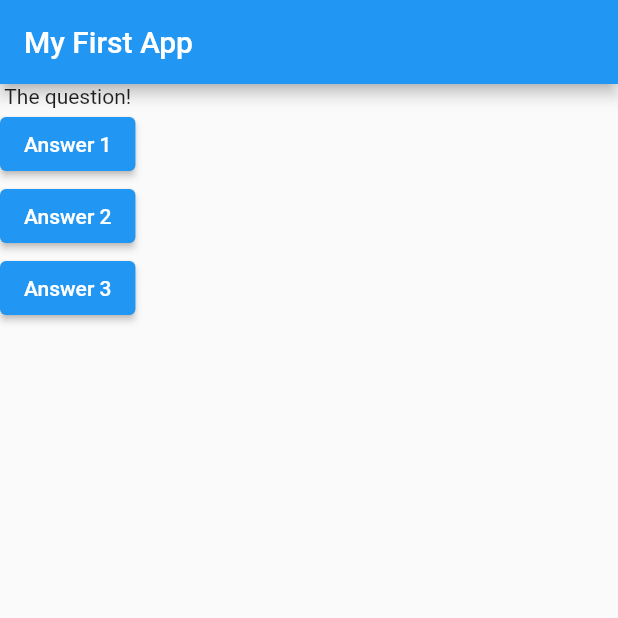
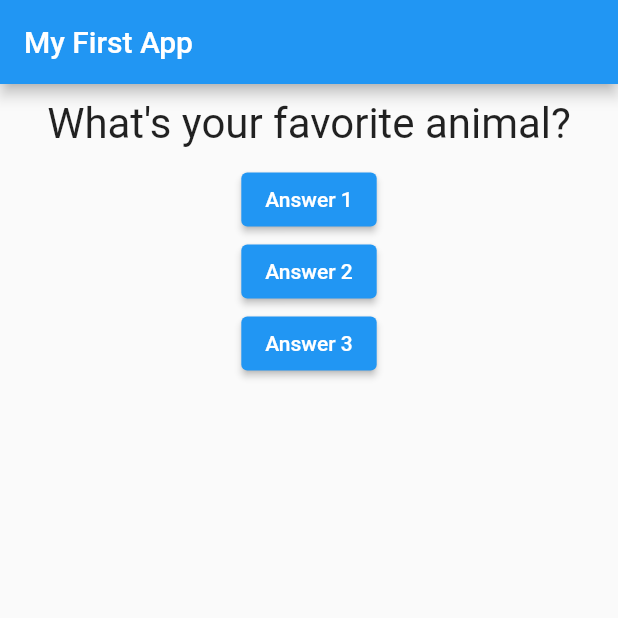
Before and after one commit to JuanAntonioV/flutter_complete_guide, a Flutter app: the screen it shows after launch, after a tap on "Answer 1", on a phone screen of 412 x 824 dp, the top half of it. Run offline on Flutter 3.47's test engine with Material 2 defaults, Android fonts, the phone set to English and light mode, and no system bars.

Commit message:
Props, Container, Style

```diff
--- a/lib/main.dart
+++ b/lib/main.dart
@@ -1,12 +1,30 @@
 import 'package:flutter/material.dart';
 
-void main() => runApp(const MyApp());
+import './question.dart';
 
-class MyApp extends StatelessWidget {
-  const MyApp({super.key});
+void main() => runApp(MyApp());
 
-  void answerQuestion() {
-    print('Answer chosen!');
+class MyApp extends StatefulWidget {
+  @override
+  State<StatefulWidget> createState() {
+    return _MyAppState();
+  }
+}
+
+class _MyAppState extends State<MyApp> {
+  var _questionIndex = 0;
+
+  void _answerQuestion() {
+    if (_questionIndex < 2) {
+      setState(() {
+        _questionIndex = _questionIndex + 1;
+      });
+    } else {
+      setState(() {
+        _questionIndex = 0;
+      });
+    }
+    print(_questionIndex);
   }
 
   @override
@@ -14,6 +32,7 @@ class MyApp extends StatelessWidget {
     var questions = [
       'What\'s your favorite color?',
       'What\'s your favorite animal?',
+      'What\'s your favorite game?',
     ];
 
     return MaterialApp(
@@ -23,17 +42,17 @@ class MyApp extends StatelessWidget {
           ),
           body: Column(
             children: [
-              Text('The question!'),
+              Question(questions[_questionIndex]),
               ElevatedButton(
-                onPressed: answerQuestion,
+                onPressed: _answerQuestion,
                 child: Text('Answer 1'),
               ),
               ElevatedButton(
-                onPressed: answerQuestion,
+                onPressed: _answerQuestion,
                 child: Text('Answer 2'),
               ),
               ElevatedButton(
-                onPressed: () => print('Answer 3 chosen!'),
+                onPressed: _answerQuestion,
                 child: Text('Answer 3'),
               )
             ],
--- /dev/null
+++ b/lib/question.dart
@@ -0,0 +1,22 @@
+import 'package:flutter/cupertino.dart';
+
+class Question extends StatelessWidget {
+  final String questionText;
+
+  Question(this.questionText);
+
+  @override
+  Widget build(BuildContext context) {
+    return Container(
+      width: double.infinity,
+      margin: EdgeInsets.all(10),
+      child: Text(
+        questionText,
+        style: TextStyle(
+          fontSize: 28,
+        ),
+        textAlign: TextAlign.center,
+      ),
+    );
+  }
+}
```
